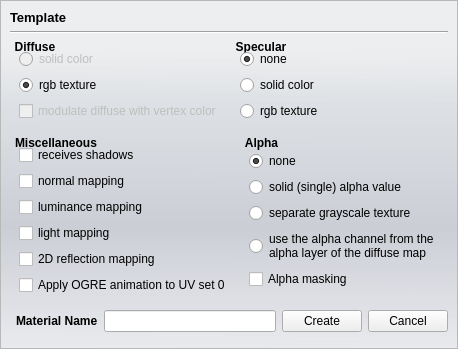
Old version of the form bin/data/ui/materialwizard.ui in the repository realXtend/tundra.
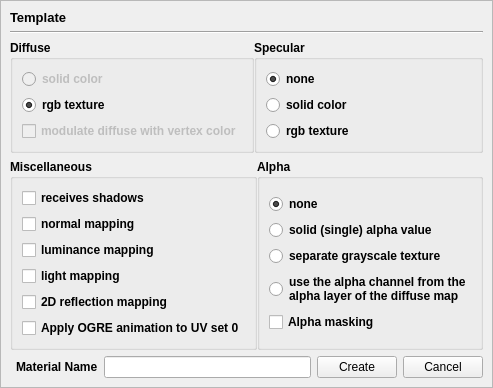
New version of the form.

What changed in the file:
```diff
--- a/bin/data/ui/materialwizard.ui
+++ b/bin/data/ui/materialwizard.ui
@@ -13,22 +13,6 @@
   <property name="windowTitle">
    <string>Material Wizard</string>
   </property>
-  <property name="styleSheet">
-   <string notr="true">QWidget#widget{
-	background-color: qlineargradient(spread:pad, x1:0.006, y1:0, x2:0, y2:1, stop:0.142045 rgba(229, 234, 243, 50), stop:0.295455 rgba(209, 215, 221, 150), stop:0.65 rgba(179, 183, 196, 150), stop:1 rgba(222, 227, 236, 100));
-}
-
-QGroupBox {
-     border: 0px solid rgba(0,0,0,100);
-     border-radius: 5px;
-     margin-top: 2ex; /* leave space at the top for the title */
-}
-
-QGroupBox::title {
-	padding: 0 3px;
-	subcontrol-origin: margin;
-}</string>
-  </property>
   <layout class="QHBoxLayout" name="horizontalLayout">
    <property name="spacing">
     <number>0</number>
```
